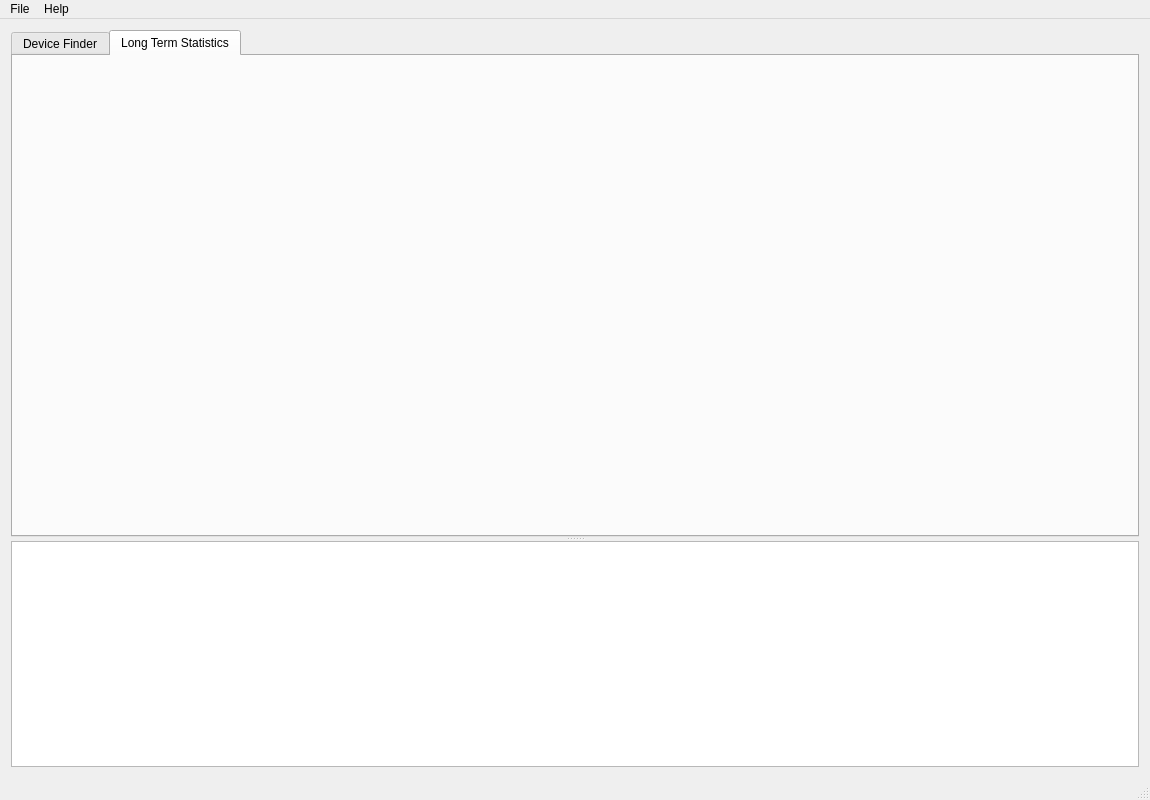
The window that mainwindow.ui (vintop95/server_esp32_pds) describes before a commit, drawn with Qt 5.
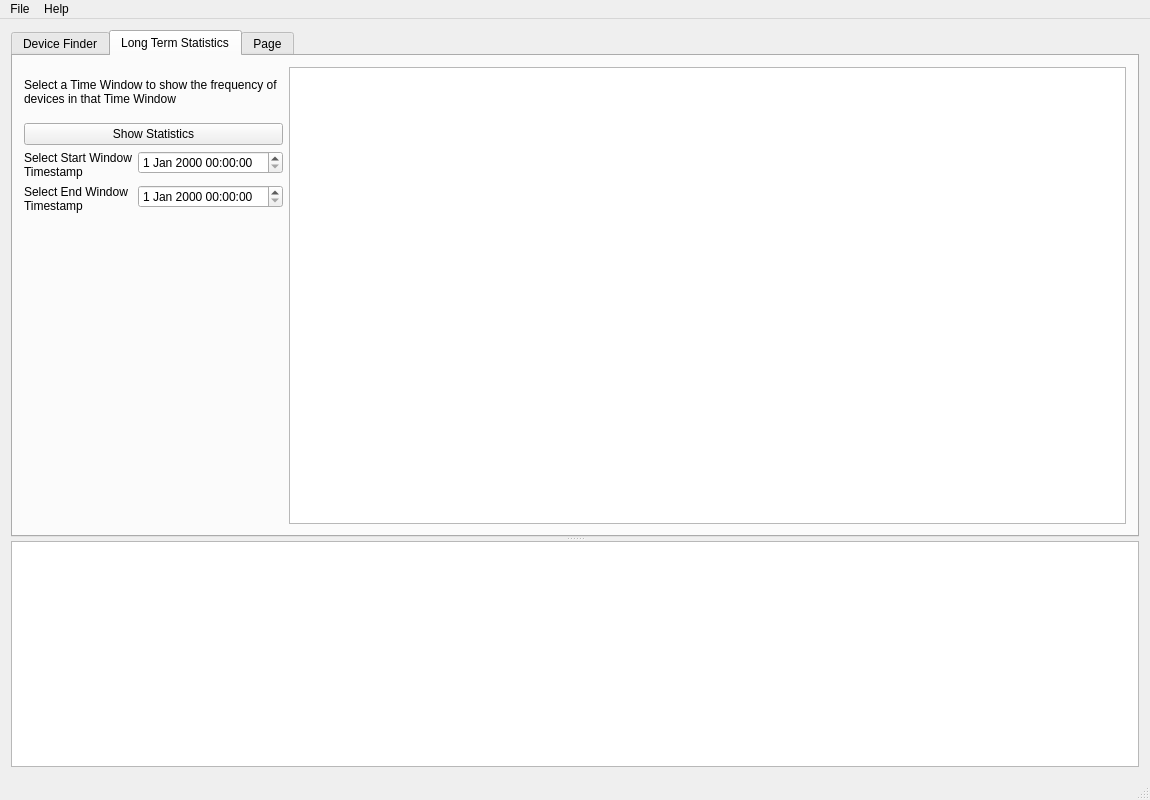
The same window after the commit. Custom widgets are drawn as their Qt base class.

```diff
--- a/mainwindow.ui
+++ b/mainwindow.ui
@@ -14,8 +14,8 @@
    <string>ESP32 Server</string>
   </property>
   <widget class="QWidget" name="centralWidget">
-   <layout class="QVBoxLayout" name="verticalLayout">
-    <item>
+   <layout class="QGridLayout" name="gridLayout_3">
+    <item row="0" column="0">
      <widget class="QSplitter" name="splitter">
       <property name="orientation">
        <enum>Qt::Vertical</enum>
@@ -102,9 +102,92 @@
         <attribute name="title">
          <string>Long Term Statistics</string>
         </attribute>
-        <layout class="QGridLayout" name="gridLayout">
+        <layout class="QGridLayout" name="gridLayout_4">
+         <item row="0" column="1" rowspan="3">
+          <layout class="QGridLayout" name="gridLayout">
+           <item row="0" column="0">
+            <widget class="QTableWidget" name="deviceFrequenciesTableWidget">
+             <property name="sizePolicy">
+              <sizepolicy hsizetype="Expanding" vsizetype="Expanding">
+               <horstretch>1</horstretch>
+               <verstretch>0</verstretch>
+              </sizepolicy>
+             </property>
+            </widget>
+           </item>
+          </layout>
+         </item>
          <item row="0" column="0">
-          <layout class="QGridLayout" name="gridLayout_3"/>
+          <widget class="QLabel" name="label_3">
+           <property name="maximumSize">
+            <size>
+             <width>16777215</width>
+             <height>50</height>
+            </size>
+           </property>
+           <property name="text">
+            <string>Select a Time Window to show the frequency of devices in that Time Window</string>
+           </property>
+           <property name="wordWrap">
+            <bool>true</bool>
+           </property>
+          </widget>
+         </item>
+         <item row="1" column="0">
+          <widget class="QPushButton" name="ShowStatistics">
+           <property name="text">
+            <string>Show Statistics</string>
+           </property>
+          </widget>
+         </item>
+         <item row="2" column="0">
+          <layout class="QFormLayout" name="formLayout">
+           <property name="fieldGrowthPolicy">
+            <enum>QFormLayout::ExpandingFieldsGrow</enum>
+           </property>
+           <item row="0" column="0">
+            <widget class="QLabel" name="label">
+             <property name="sizePolicy">
+              <sizepolicy hsizetype="Minimum" vsizetype="Preferred">
+               <horstretch>0</horstretch>
+               <verstretch>0</verstretch>
+              </sizepolicy>
+             </property>
+             <property name="text">
+              <string>Select Start Window Timestamp</string>
+             </property>
+             <property name="wordWrap">
+              <bool>true</bool>
+             </property>
+            </widget>
+           </item>
+           <item row="0" column="1">
+            <widget class="QDateTimeEdit" name="startWindowDateTimeEdit"/>
+           </item>
+           <item row="1" column="0">
+            <widget class="QLabel" name="label_2">
+             <property name="text">
+              <string>Select End Window Timestamp</string>
+             </property>
+             <property name="wordWrap">
+              <bool>true</bool>
+             </property>
+            </widget>
+           </item>
+           <item row="1" column="1">
+            <widget class="QDateTimeEdit" name="endWindowDateTimeEdit"/>
+           </item>
+          </layout>
+         </item>
+        </layout>
+       </widget>
+       <widget class="QWidget" name="tab_3">
+        <attribute name="title">
+         <string>Page</string>
+        </attribute>
+        <layout class="QGridLayout" name="gridLayout_6">
+         <item row="0" column="0">
+          <layout class="QGridLayout" name="gridLayout_5"/>
          </item>
         </layout>
        </widget>
```
Left out of the diff: 32 changed lines with no effect on the pictures.
